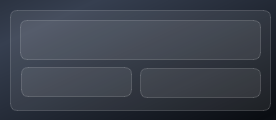
This is continue.ui in vlkardakov/SmsToolsWithPySide as Qt 5 draws it before an edit. The edited form follows.
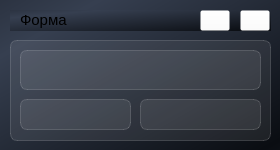
This is the edited form. Icons and pictures are not drawn.

Patch:
```diff
--- a/continue.ui
+++ b/continue.ui
@@ -6,10 +6,22 @@
    <rect>
     <x>0</x>
     <y>0</y>
-    <width>276</width>
-    <height>120</height>
+    <width>280</width>
+    <height>150</height>
    </rect>
   </property>
+  <property name="minimumSize">
+   <size>
+    <width>0</width>
+    <height>150</height>
+   </size>
+  </property>
+  <property name="maximumSize">
+   <size>
+    <width>280</width>
+    <height>150</height>
+   </size>
+  </property>
   <property name="windowTitle">
    <string>Form</string>
   </property>
@@ -20,7 +32,7 @@
    <property name="geometry">
     <rect>
      <x>10</x>
-     <y>10</y>
+     <y>40</y>
      <width>261</width>
      <height>101</height>
     </rect>
@@ -53,10 +65,10 @@
    <widget class="QPushButton" name="but1">
     <property name="geometry">
      <rect>
-      <x>11</x>
-      <y>57</y>
+      <x>10</x>
+      <y>59</y>
       <width>111</width>
-      <height>30</height>
+      <height>31</height>
      </rect>
     </property>
     <property name="minimumSize">
@@ -74,6 +86,19 @@
     <property name="focusPolicy">
      <enum>Qt::TabFocus</enum>
     </property>
+    <property name="styleSheet">
+     <string notr="true">QPushButton {
+background-color: rgba(255,255,255,20);
+}
+
+QPushButton:hover {
+background-color: rgba(255,255,255,50);
+}
+
+QPushButton:pressed {
+background-color: rgba(255,255,255,80);
+}</string>
+    </property>
     <property name="text">
      <string/>
     </property>
@@ -82,9 +107,9 @@
     <property name="geometry">
      <rect>
       <x>130</x>
-      <y>58</y>
+      <y>59</y>
       <width>121</width>
-      <height>30</height>
+      <height>31</height>
      </rect>
     </property>
     <property name="minimumSize">
@@ -102,11 +127,128 @@
     <property name="focusPolicy">
      <enum>Qt::StrongFocus</enum>
     </property>
+    <property name="styleSheet">
+     <string notr="true">QPushButton {
+background-color: rgba(255,255,255,20);
+}
+
+QPushButton:hover {
+background-color: rgba(255,255,255,50);
+}
+
+QPushButton:pressed {
+background-color: rgba(255,255,255,80);
+}</string>
+    </property>
     <property name="text">
      <string/>
     </property>
    </widget>
   </widget>
+  <widget class="QFrame" name="gridFrame_2">
+   <property name="geometry">
+    <rect>
+     <x>10</x>
+     <y>10</y>
+     <width>261</width>
+     <height>21</height>
+    </rect>
+   </property>
+   <property name="styleSheet">
+    <string notr="true">background-color: rgba(255,255,255,20);
+border: 1px solid rgba(255,255,255,40);
+border-radius: 7;
+color: white;
+QPushButton {
+background-color: rgba(255,255,255,30);
+}
+
+QPushButton:hover {
+background-color: rgba(255,255,255,50);
+}
+
+QPushButton:pressed {
+background-color: rgba(255,255,255,80);
+}</string>
+   </property>
+   <widget class="QPushButton" name="closeButton">
+    <property name="geometry">
+     <rect>
+      <x>230</x>
+      <y>0</y>
+      <width>30</width>
+      <height>21</height>
+     </rect>
+    </property>
+    <property name="styleSheet">
+     <string notr="true">QPushButton {
+background-color: rgba(255,255,255,20);
+}
+
+QPushButton:hover {
+background-color: rgba(255,10,10,80);
+}
+
+QPushButton:pressed {
+background-color: rgba(255,255,255,80);
+}</string>
+    </property>
+    <property name="text">
+     <string/>
+    </property>
+    <property name="icon">
+     <iconset>
+      <normaloff>icons/close.svg</normaloff>icons/close.svg</iconset>
+    </property>
+   </widget>
+   <widget class="QPushButton" name="minimizeButton">
+    <property name="geometry">
+     <rect>
+      <x>190</x>
+      <y>0</y>
+      <width>30</width>
+      <height>21</height>
+     </rect>
+    </property>
+    <property name="styleSheet">
+     <string notr="true">QPushButton {
+background-color: rgba(255,255,255,20);
+}
+
+QPushButton:hover {
+background-color: rgba(30,30,255,80);
+}
+
+QPushButton:pressed {
+background-color: rgba(255,255,255,80);
+}</string>
+    </property>
+    <property name="text">
+     <string/>
+    </property>
+    <property name="icon">
+     <iconset>
+      <normaloff>icons/minimize.svg</normaloff>icons/minimize.svg</iconset>
+    </property>
+   </widget>
+   <widget class="QLabel" name="labeltitle">
+    <property name="geometry">
+     <rect>
+      <x>10</x>
+      <y>0</y>
+      <width>91</width>
+      <height>21</height>
+     </rect>
+    </property>
+    <property name="styleSheet">
+     <string notr="true">border: None;
+background-color: rgba(255,255,255,0);</string>
+    </property>
+    <property name="text">
+     <string>&lt;html&gt;&lt;head/&gt;&lt;body&gt;&lt;p&gt;&lt;span style=&quot; font-size:11pt;&quot;&gt;Форма&lt;/span&gt;&lt;/p&gt;&lt;/body&gt;&lt;/html&gt;</string>
+    </property>
+   </widget>
+  </widget>
  </widget>
  <resources/>
  <connections/>
```
